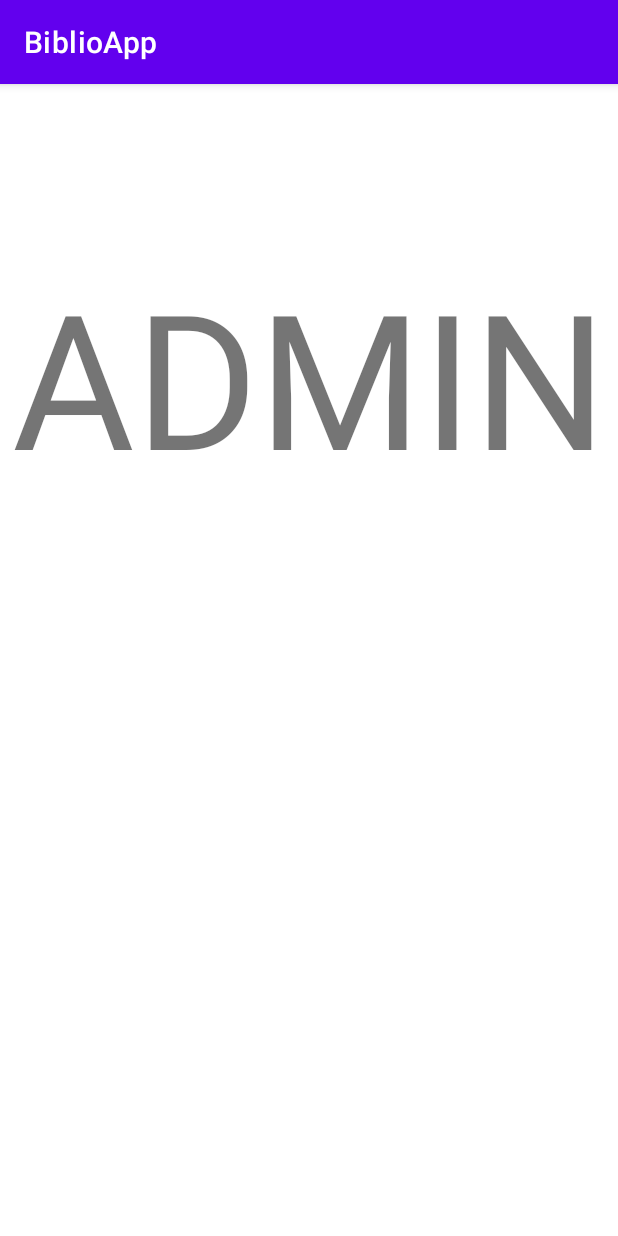
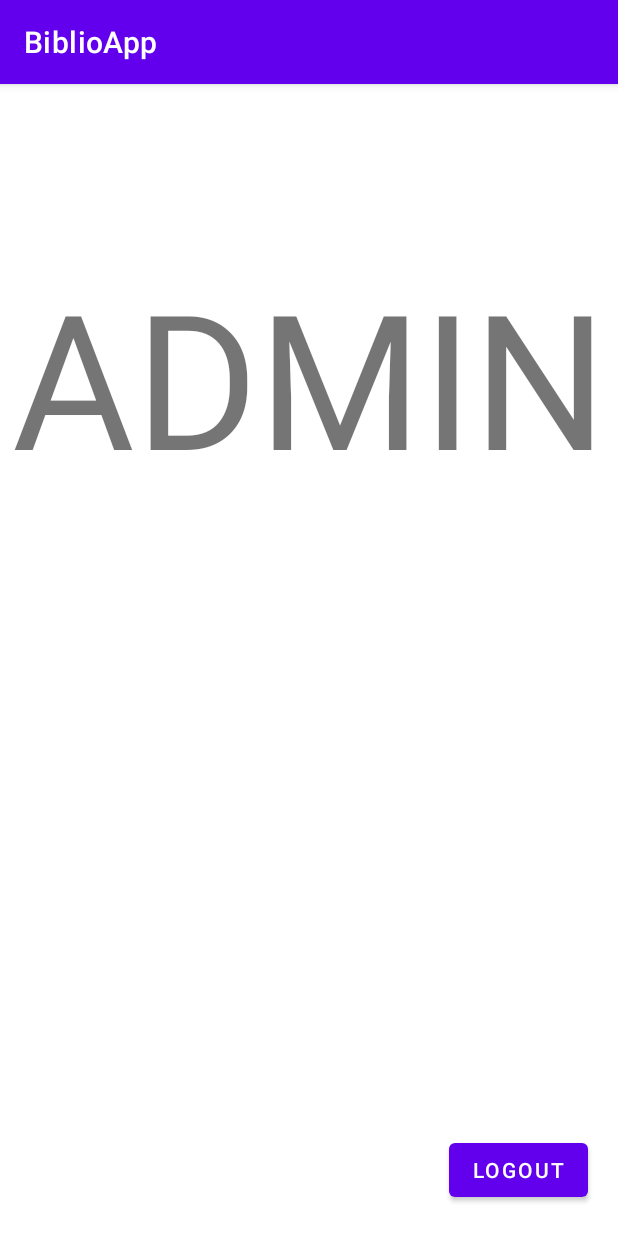
Before and after one commit to Garrotxi/BiblioApp, an Android app: the Pantalla_Inicio_Administrador screen opened directly, with no data from a screen before it, on a phone screen of 412 x 824 dp. Run offline under Robolectric (Android 15) with nearby library versions, the phone set to English and light mode, and no system bars.

Commit message:
Añadido boton Logout

```diff
--- a/BiblioApp-Android/BiblioApp/app/src/main/res/layout/activity_pantalla_inicio_administrador.xml
+++ b/BiblioApp-Android/BiblioApp/app/src/main/res/layout/activity_pantalla_inicio_administrador.xml
@@ -16,4 +16,13 @@
         app:layout_constraintEnd_toEndOf="parent"
         app:layout_constraintStart_toStartOf="parent"
         app:layout_constraintTop_toTopOf="parent" />
+
+    <com.google.android.material.button.MaterialButton
+        android:layout_width="wrap_content"
+        android:layout_height="wrap_content"
+        android:layout_margin="20dp"
+        android:text="Logout"
+        android:onClick="Logout"
+        app:layout_constraintBottom_toBottomOf="parent"
+        app:layout_constraintEnd_toEndOf="parent" />
 </androidx.constraintlayout.widget.ConstraintLayout>
```
Also changed, not shown: BiblioApp-Android/BiblioApp/app/src/main/java/ioc/android/biblioapp/Pantalla_Inicio_Administrador.java (+10 -0 lines), BiblioApp-Android/BiblioApp/app/src/main/java/ioc/android/biblioapp/Pantalla_Inicio_Usuario.java (+10 -0 lines), BiblioApp-Android/BiblioApp/app/src/main/res/layout/activity_pantalla_inicio_usuario.xml (+9 -0 lines), 1 other file.
